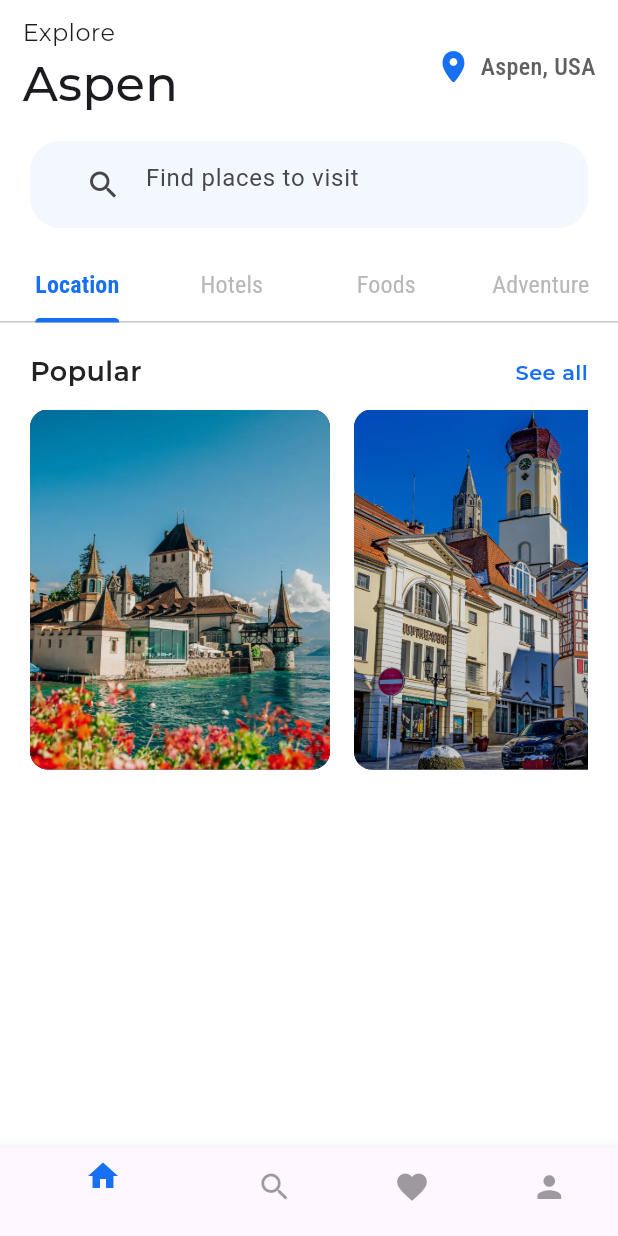
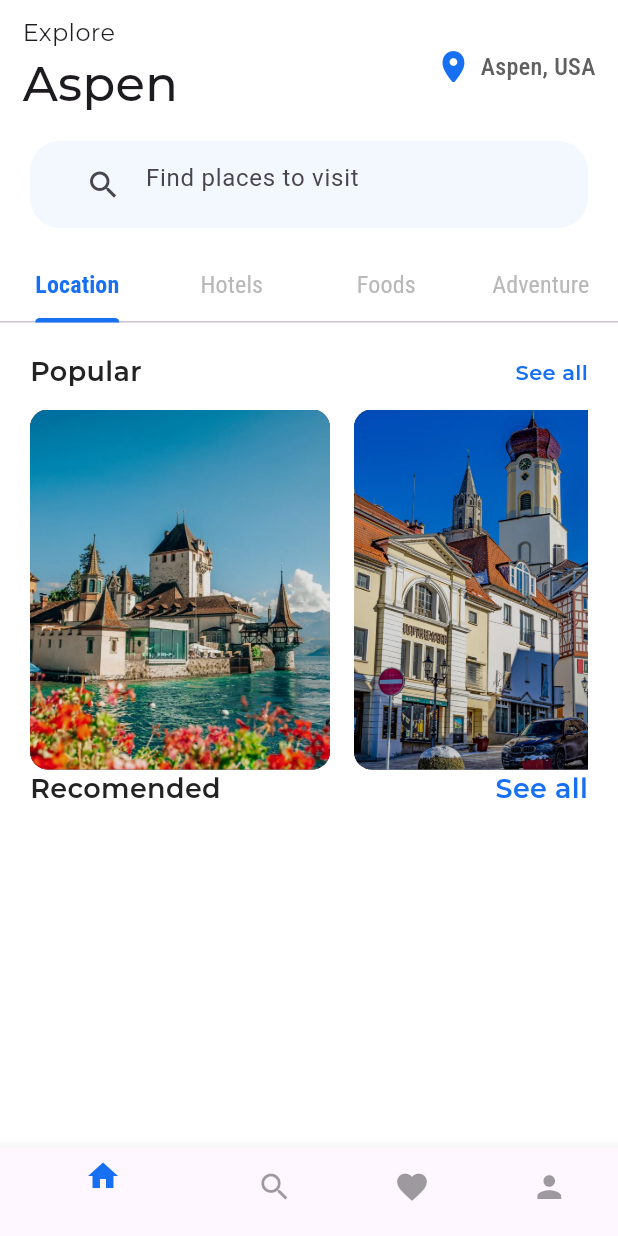
Before and after one commit to mahabubulhasibshawon/trip_app_ui, a Flutter app: the ExploreScreen screen opened directly, on a phone screen of 412 x 824 dp. Run offline on Flutter 3.47's test engine with Material 3 defaults, Android fonts, the phone set to English and light mode, and no system bars; our stand-ins replace google_fonts.

Commit message:
update explore screen

```diff
--- a/lib/widgets/build_tab_content.dart
+++ b/lib/widgets/build_tab_content.dart
@@ -43,6 +43,27 @@ class BuildTabContent extends StatelessWidget {
                 PopularItem(title: "Alley Palac", rating: "4.1", image: "assets/images/CoeurdesAlpes.png"),
               ],
             ),
+          ),
+          Row(
+            mainAxisAlignment: MainAxisAlignment.spaceBetween,
+            children: [
+              Text(
+                "Recomended",
+                style: GoogleFonts.montserrat(
+                  fontWeight: FontWeight.w600,
+                  fontSize: 18,
+                  color: Color(0xFF232323),
+                ),
+              ),
+              Text(
+                "See all",
+                style: GoogleFonts.montserrat(
+                  fontWeight: FontWeight.w600,
+                  fontSize: 18,
+                  color: Color(0xFF176FF2),
+                ),
+              )
+            ],
           )
         ],
       ),
```
